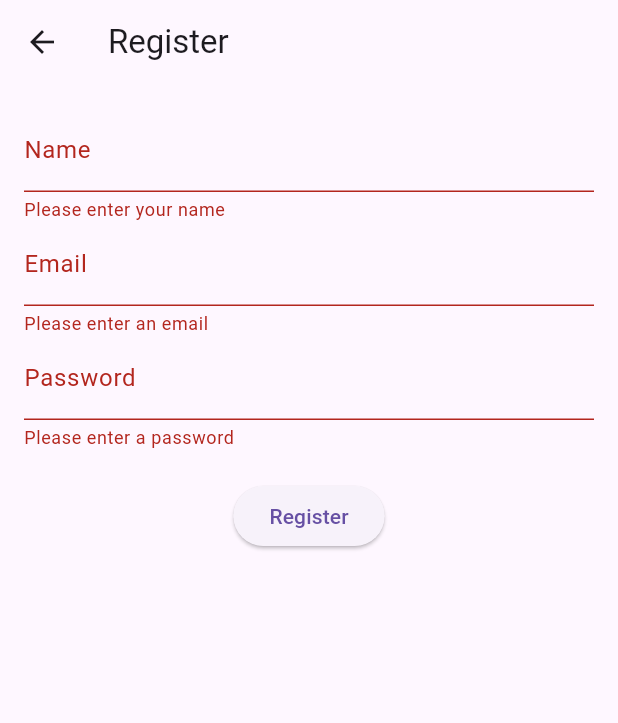
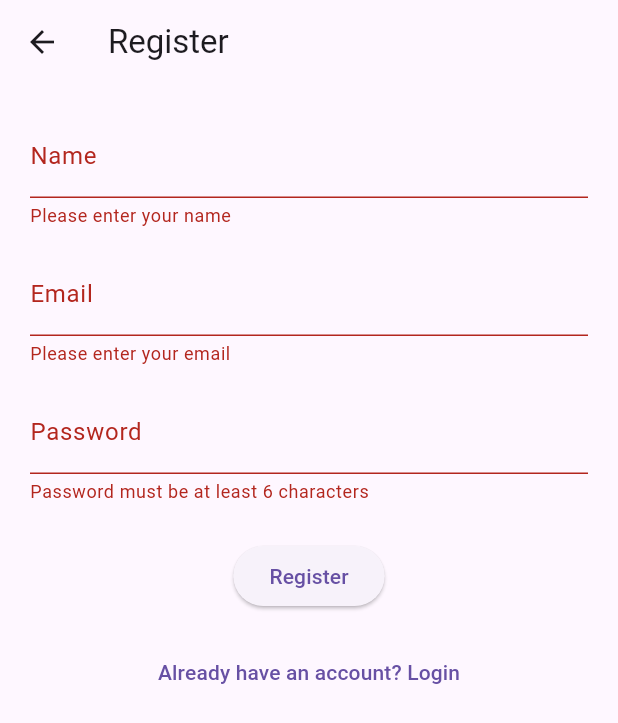
Before and after one commit to Pin3appl3ishan/iLike, a Flutter app: the RegisterScreen screen opened by its route, after a tap on "Register", on a phone screen of 412 x 824 dp. Shown: the top 723 px of the screen. Run offline on Flutter 3.47's test engine with Material 3 defaults, Android fonts, the phone set to English and light mode, and no system bars; our stand-ins replace dio.

Commit message:
feat: enhance RegisterScreen with form validation and submission logic

```diff
--- a/lib/views/register_screen.dart
+++ b/lib/views/register_screen.dart
@@ -1,67 +1,97 @@
 import 'package:flutter/material.dart';
 
+class RegisterScreen extends StatefulWidget {
+  const RegisterScreen({super.key});
 
-class RegisterScreen extends StatefulWidget {
   @override
-  _RegisterScreenState createState() => _RegisterScreenState();
+  State<RegisterScreen> createState() => _RegisterScreenState();
 }
 
 class _RegisterScreenState extends State<RegisterScreen> {
   final _formKey = GlobalKey<FormState>();
-  String _name = '';
-  String _email = '';
-  String _password = '';
+  final _nameController = TextEditingController();
+  final _emailController = TextEditingController();
+  final _passwordController = TextEditingController();
+
+  void _submitForm() {
+    if (_formKey.currentState!.validate()) {
+      print("✅ Name: ${_nameController.text}");
+      print("✅ Email: ${_emailController.text}");
+      print("✅ Password: ${_passwordController.text}");
+
+      // TODO: Call backend register API
+      ScaffoldMessenger.of(context).showSnackBar(
+        SnackBar(content: Text('Registering...')),
+      );
+    }
+  }
+
+  @override
+  void dispose() {
+    _nameController.dispose();
+    _emailController.dispose();
+    _passwordController.dispose();
+    super.dispose();
+  }
 
   @override
   Widget build(BuildContext context) {
     return Scaffold(
-      appBar: AppBar(title: Text("Register")),
+      appBar: AppBar(title: const Text("Register")),
       body: Padding(
-        padding: const EdgeInsets.all(16.0),
+        padding: const EdgeInsets.all(20),
         child: Form(
           key: _formKey,
           child: Column(
             children: [
               TextFormField(
-                decoration: InputDecoration(labelText: "Name"),
+                controller: _nameController,
+                decoration: const InputDecoration(labelText: "Name"),
                 validator: (value) {
-                  if (value == null || value.isEmpty) {
-                    return 'Please enter your name';
+                  if (value == null || value.trim().isEmpty) {
+                    return "Please enter your name";
                   }
                   return null;
                 },
-                onSaved: (value) => _name = value!,
               ),
+              const SizedBox(height: 16),
               TextFormField(
-                decoration: InputDecoration(labelText: "Email"),
+                controller: _emailController,
+                decoration: const InputDecoration(labelText: "Email"),
+                keyboardType: TextInputType.emailAddress,
                 validator: (value) {
-                  if (value == null || value.isEmpty) {
-                    return 'Please enter an email';
+                  if (value == null || value.trim().isEmpty) {
+                    return "Please enter your email";
+                  }
+                  if (!value.contains("@") || !value.contains(".")) {
+                    return "Enter a valid email address";
                   }
                   return null;
                 },
-                onSaved: (value) => _email = value!,
               ),
+              const SizedBox(height: 16),
               TextFormField(
+                controller: _passwordController,
+                decoration: const InputDecoration(labelText: "Password"),
                 obscureText: true,
-                decoration: InputDecoration(labelText: "Password"),
                 validator: (value) {
-                  if (value == null || value.isEmpty) {
-                    return 'Please enter a password';
+                  if (value == null || value.length < 6) {
+                    return "Password must be at least 6 characters";
                   }
                   return null;
                 },
-                onSaved: (value) => _password = value!,
               ),
-              SizedBox(height: 20),
+              const SizedBox(height: 24),
               ElevatedButton(
+                onPressed: _submitForm,
+                child: const Text("Register"),
+              ),
+              const SizedBox(height: 16),
+              TextButton(
                 onPressed: () {
-                  if (_formKey.currentState!.validate()) {
-                    _formKey.currentState!.save();
-                    // Call API to register user
-                  }
+                  Navigator.pop(context); // Back to login
                 },
-                child: Text('Register'),
+                child: const Text("Already have an account? Login"),
               ),
             ],
           ),
```
